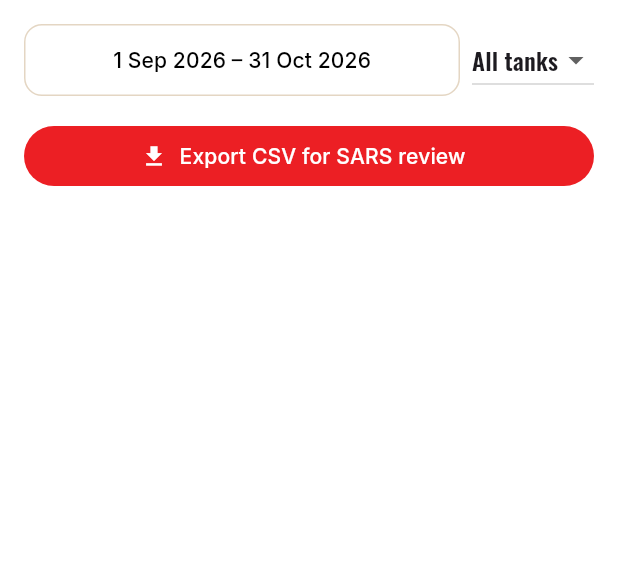
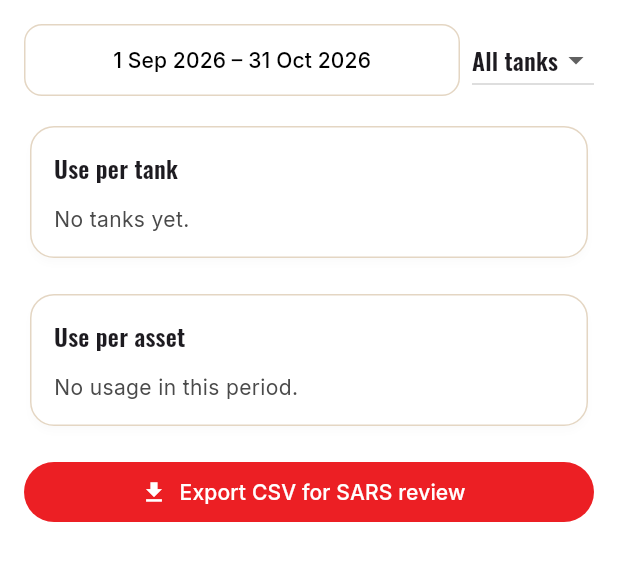
Before and after one commit to DFourie87/Nanini, a Flutter app: the DieselReportsScreen widget shown alone on an empty page, opened directly with empty values, on a phone screen of 412 x 824 dp. Shown: the top 561 px of the screen. Run offline on Flutter 3.47's test engine with Material 3 defaults, Android fonts, the phone set to English and light mode, and no system bars; our stand-ins replace csv, fl_chart, flutter_map, google_fonts, latlong2, pdf and 4 more; accounts and stored records are empty; network calls fail.

Commit message:
Add per-tank and per-asset usage tables to diesel Reports tab
Report 2 ("Use per tank"): total litres used per tank in the selected
period. Report 3 ("Use per asset"): total litres used per equipment/
vehicle, plus average litres per km or hour -- computed from the span
between the lowest and highest hour-meter/odometer reading logged with
that asset's fills in the period. Both cover every tank/asset regardless
of the tank dropdown, which still only scopes the CSV export.

Co-Authored-By: Claude Sonnet 5 <noreply@anthropic.com>
Claude-Session: https://claude.ai/code/session_0154FLxM7bQ7qjn16GE6RHFv

```diff
--- a/nanini_app/lib/features/diesel/diesel_reports_screen.dart
+++ b/nanini_app/lib/features/diesel/diesel_reports_screen.dart
@@ -1,3 +1,5 @@
+import 'dart:math' as math;
+
 import 'package:flutter/material.dart';
 import 'package:csv/csv.dart';
 import 'package:share_plus/share_plus.dart';
@@ -62,6 +64,32 @@ class _DieselReportsScreenState extends State<DieselReportsScreen> {
                       return !d.isBefore(periodStart) && !d.isAfter(periodEnd);
                     }).toList();
 
+                    // Per-tank and per-asset breakdowns always cover every tank/asset in
+                    // the selected period -- the tank dropdown above is for the CSV export,
+                    // not these comparison tables.
+                    final periodUsage = usage.where((u) {
+                      final d = parseDateStr(u.date);
+                      if (d == null) return false;
+                      return !d.isBefore(periodStart) && !d.isAfter(periodEnd);
+                    }).toList();
+
+                    final usedByTank = <String, double>{};
+                    for (final u in periodUsage) {
+                      usedByTank[u.tankId] = (usedByTank[u.tankId] ?? 0) + u.litres;
+                    }
+
+                    final assetStats = <String, _AssetUsage>{};
+                    for (final u in periodUsage) {
+                      final key = (u.equipment?.trim().isNotEmpty ?? false)
+                          ? u.equipment!.trim()
+                          : ((u.asset?.trim().isNotEmpty ?? false) ? u.asset!.trim() : '—');
+                      final stat = assetStats.putIfAbsent(key, () => _AssetUsage());
+                      stat.totalLitres += u.litres;
+                      final reading = double.tryParse((u.hours ?? '').trim());
+                      if (reading != null) stat.readings.add(reading);
+                    }
+                    final assetRows = assetStats.entries.toList()..sort((a, b) => b.value.totalLitres.compareTo(a.value.totalLitres));
+
                     return ListView(
                       padding: const EdgeInsets.all(16),
                       children: [
@@ -97,6 +125,10 @@ class _DieselReportsScreenState extends State<DieselReportsScreen> {
                             ),
                           ],
                         ),
+                        const SizedBox(height: 16),
+                        _tankUsageCard(context, tanks, usedByTank),
+                        const SizedBox(height: 16),
+                        _assetUsageCard(context, assetRows),
                         const SizedBox(height: 16),
                         FilledButton.icon(
                           onPressed: () => _exportCsv(context, filteredPurchases, filteredUsage, tanks),
@@ -157,6 +189,82 @@ class _DieselReportsScreenState extends State<DieselReportsScreen> {
     );
   }
 
+  Widget _tankUsageCard(BuildContext context, List<DieselTank> tanks, Map<String, double> usedByTank) {
+    return Card(
+      child: Padding(
+        padding: const EdgeInsets.all(16),
+        child: Column(
+          crossAxisAlignment: CrossAxisAlignment.start,
+          children: [
+            Text('Use per tank', style: Theme.of(context).textTheme.titleMedium),
+            const SizedBox(height: 12),
+            if (tanks.isEmpty)
+              const Text('No tanks yet.', style: TextStyle(color: NaniniColors.muted))
+            else
+              SingleChildScrollView(
+                scrollDirection: Axis.horizontal,
+                child: DataTable(
+                  columns: const [
+                    DataColumn(label: Text('Tank')),
+                    DataColumn(label: Text('Used'), numeric: true),
+                  ],
+                  rows: [
+                    for (final tank in tanks)
+                      DataRow(cells: [
+                        DataCell(Text(tank.name)),
+                        DataCell(Text(fmtL(usedByTank[tank.id] ?? 0))),
+                      ]),
+                  ],
+                ),
+              ),
+          ],
+        ),
+      ),
+    );
+  }
+
+  Widget _assetUsageCard(BuildContext context, List<MapEntry<String, _AssetUsage>> assetRows) {
+    return Card(
+      child: Padding(
+        padding: const EdgeInsets.all(16),
+        child: Column(
+          crossAxisAlignment: CrossAxisAlignment.start,
+          children: [
+            Text('Use per asset', style: Theme.of(context).textTheme.titleMedium),
+            const SizedBox(height: 12),
+            if (assetRows.isEmpty)
+              const Text('No usage in this period.', style: TextStyle(color: NaniniColors.muted))
+            else ...[
+              SingleChildScrollView(
+                scrollDirection: Axis.horizontal,
+                child: DataTable(
+                  columns: const [
+                    DataColumn(label: Text('Asset')),
+                    DataColumn(label: Text('Used'), numeric: true),
+                    DataColumn(label: Text('Avg L/km or hr'), numeric: true),
+                  ],
+                  rows: [
+                    for (final entry in assetRows)
+                      DataRow(cells: [
+                        DataCell(Text(entry.key)),
+                        DataCell(Text(fmtL(entry.value.totalLitres))),
+                        DataCell(Text(entry.value.avgPerUnit == null ? '–' : entry.value.avgPerUnit!.toStringAsFixed(2))),
+                      ]),
+                  ],
+                ),
+              ),
+              const SizedBox(height: 8),
+              const Text(
+                'Avg = litres used ÷ km or hours covered (from the hour meter/odometer reading logged with each fill) -- blank where an asset has fewer than two readings in the period.',
+                style: TextStyle(color: NaniniColors.muted, fontSize: 12),
+              ),
+            ],
+          ],
+        ),
+      ),
+    );
+  }
+
   Future<void> _exportCsv(BuildContext context, List<DieselPurchase> purchases, List<DieselUsage> usage, List<DieselTank> tanks) async {
     final tankName = {for (final t in tanks) t.id: t.name};
     final rows = <List<dynamic>>[
@@ -179,3 +287,16 @@ class _DieselReportsScreenState extends State<DieselReportsScreen> {
         ),
       );
 }
+
+class _AssetUsage {
+  double totalLitres = 0;
+  final List<double> readings = [];
+
+  /// Litres per km/hour covered (span of logged readings); null with fewer than two readings.
+  double? get avgPerUnit {
+    if (readings.length < 2) return null;
+    final span = readings.reduce(math.max) - readings.reduce(math.min);
+    if (span <= 0) return null;
+    return totalLitres / span;
+  }
+}
```
